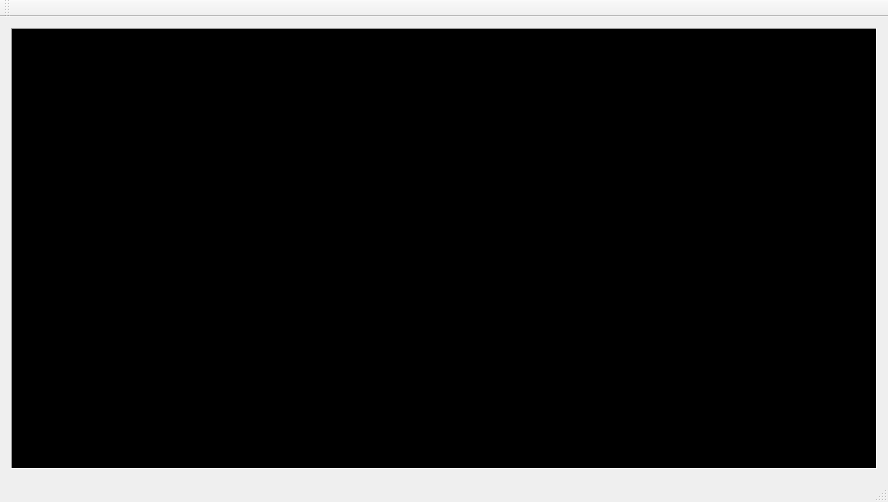
First picture: the form in Shell/mainwindow.ui, repository JustinBogantes99/Shell, before the edit.
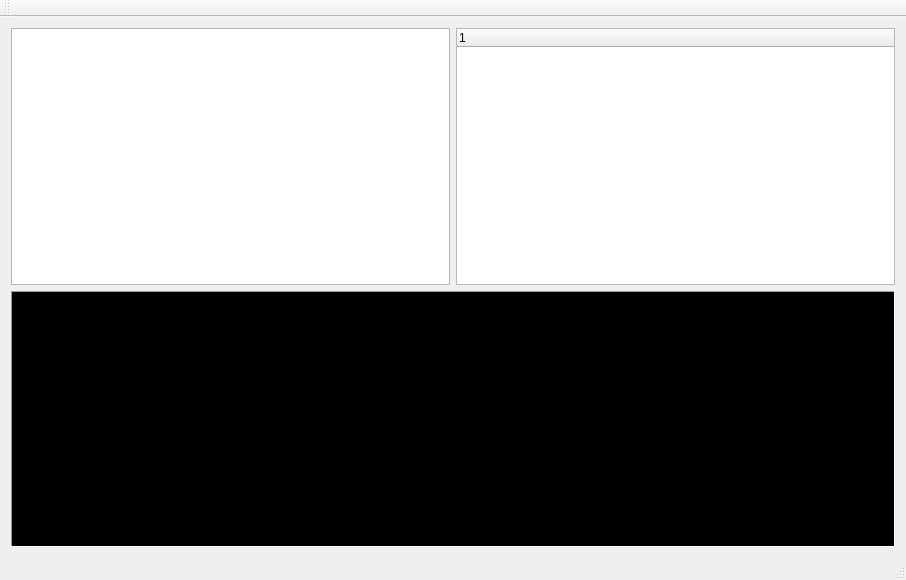
Second picture: the form after the edit.

```diff
--- a/Shell/mainwindow.ui
+++ b/Shell/mainwindow.ui
@@ -6,8 +6,8 @@
    <rect>
     <x>0</x>
     <y>0</y>
-    <width>888</width>
-    <height>502</height>
+    <width>906</width>
+    <height>580</height>
    </rect>
   </property>
   <property name="windowTitle">
@@ -17,6 +17,32 @@
    <layout class="QHBoxLayout" name="horizontalLayout">
     <item>
      <layout class="QVBoxLayout" name="verticalLayout">
+      <property name="sizeConstraint">
+       <enum>QLayout::SetFixedSize</enum>
+      </property>
+      <item>
+       <layout class="QHBoxLayout" name="horizontalLayout_2">
+        <property name="sizeConstraint">
+         <enum>QLayout::SetFixedSize</enum>
+        </property>
+        <item>
+         <widget class="QGraphicsView" name="graphicsView">
+          <property name="sizeAdjustPolicy">
+           <enum>QAbstractScrollArea::AdjustIgnored</enum>
+          </property>
+         </widget>
+        </item>
+        <item>
+         <widget class="QTreeWidget" name="treeWidget">
+          <column>
+           <property name="text">
+            <string notr="true">1</string>
+           </property>
+          </column>
+         </widget>
+        </item>
+       </layout>
+      </item>
       <item>
        <widget class="QListWidget" name="Shell">
         <property name="palette">
```
Left out of the diff: 2 changed lines with no effect on the pictures.
